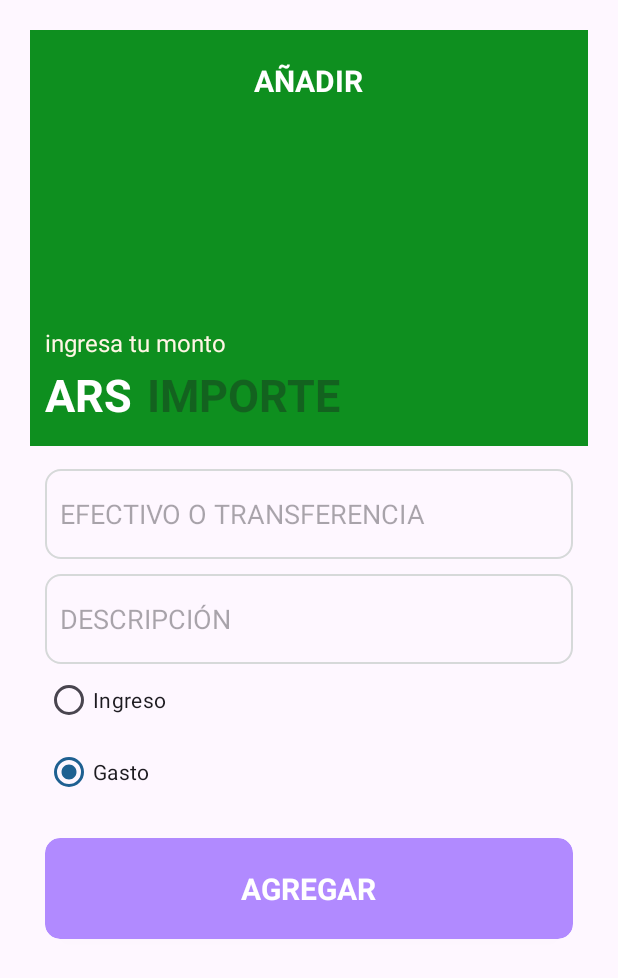
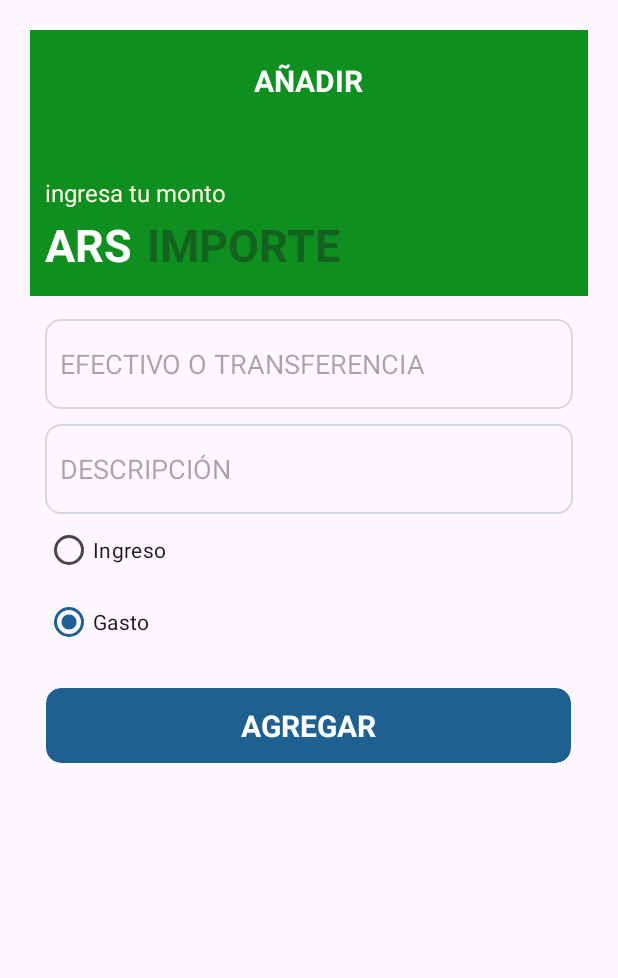
Before and after one commit to gabriellescano5/AventurAPP, an Android app: the AgregarTransaccionActivity screen opened directly, with no data from a screen before it, on a phone screen of 412 x 824 dp. Shown: the top 978 px of the screen. Run offline under Robolectric (Android 15) with nearby library versions, the phone set to English and light mode, and no system bars.

Commit message:
Actualizado CRUD Room Database

```diff
--- a/app/build.gradle
+++ b/app/build.gradle
@@ -46,6 +46,7 @@ dependencies {
     implementation libs.lifecycle.viewmodel.ktx
     implementation libs.firebase.auth
     implementation libs.firebase.firestore
+    implementation libs.play.services.location
     testImplementation libs.junit
     androidTestImplementation libs.ext.junit
     androidTestImplementation libs.espresso.core
--- a/app/src/main/AndroidManifest.xml
+++ b/app/src/main/AndroidManifest.xml
@@ -3,7 +3,7 @@
     xmlns:tools="http://schemas.android.com/tools">
 
     <uses-permission android:name="android.permission.INTERNET" />
-
+    <uses-permission android:name="android.permission.ACCESS_FINE_LOCATION"/>
     <application
         android:allowBackup="true"
         android:dataExtractionRules="@xml/data_extraction_rules"
@@ -21,7 +21,7 @@
             android:exported="false" />
         <activity
             android:name=".gastos.AgregarTransaccionActivity"
-            android:exported="false" />
+            android:exported="true" />
         <activity
             android:name=".login.RegistroActivity"
             android:exported="false"/>
--- a/app/src/main/java/com/example/aventurapp/consultas/ConsultasActivity.java
+++ b/app/src/main/java/com/example/aventurapp/consultas/ConsultasActivity.java
@@ -124,6 +124,7 @@ public class ConsultasActivity extends AppCompatActivity {
     public void ClickLogout(View view) {
         //Cerrar app
         MainActivity.cerrarSesion(this);
+        finish();
     }
 
     @Override
--- a/app/src/main/java/com/example/aventurapp/divisas/DivisasActivity.java
+++ b/app/src/main/java/com/example/aventurapp/divisas/DivisasActivity.java
@@ -214,6 +214,7 @@ public class DivisasActivity extends AppCompatActivity implements View.OnClickLi
     public void ClickLogout(View view) {
         //Cerrar app
         MainActivity.cerrarSesion(this);
+        finish();
     }
 
     @Override
--- a/app/src/main/java/com/example/aventurapp/gastos/AgregarTransaccionActivity.java
+++ b/app/src/main/java/com/example/aventurapp/gastos/AgregarTransaccionActivity.java
@@ -1,25 +1,47 @@
 package com.example.aventurapp.gastos;
 
+import android.Manifest;
+import android.annotation.SuppressLint;
+import android.content.pm.PackageManager;
+import android.location.Location;
+import android.os.Build;
 import android.os.Bundle;
+import android.os.Looper;
 import android.view.View;
+import android.widget.Button;
+import android.widget.EditText;
+import android.widget.TextView;
 import android.widget.Toast;
 
+import androidx.annotation.NonNull;
+import androidx.appcompat.app.AppCompatActivity;
+import androidx.core.app.ActivityCompat;
+import androidx.core.content.ContextCompat;
+import com.example.aventurapp.R;
+import com.example.aventurapp.databinding.ActivityAgregarTransaccionBinding;
+import com.example.aventurapp.menu.MainActivity;
+import com.google.android.gms.location.FusedLocationProviderClient;
+import com.google.android.gms.location.LocationCallback;
+import com.google.android.gms.location.LocationRequest;
+import com.google.android.gms.location.LocationResult;
+import com.google.android.gms.location.LocationServices;
+import com.google.android.gms.tasks.OnSuccessListener;
 
-import androidx.appcompat.app.AppCompatActivity;
-
-import com.example.aventurapp.databinding.ActivityAgregarTransaccionBinding;
 
 public class AgregarTransaccionActivity extends AppCompatActivity {
 
+    public static final int REQUEST_CODE = 1;
+    EditText lat, lon, dir;
+    FusedLocationProviderClient fusedLocationProviderClient;
     ActivityAgregarTransaccionBinding binding;
 
 
+    @SuppressLint("WrongViewCast")
     @Override
     protected void onCreate(Bundle savedInstanceState) {
         super.onCreate(savedInstanceState);
         binding = ActivityAgregarTransaccionBinding.inflate(getLayoutInflater());
         setContentView(binding.getRoot());
-
 
 // Para actualizar un dato
         boolean update = getIntent().getBooleanExtra("update",false);
@@ -75,6 +97,6 @@ public class AgregarTransaccionActivity extends AppCompatActivity {
             }
         });
 
+
     }
-
 }
--- a/app/src/main/java/com/example/aventurapp/gastos/GastoTabla.java
+++ b/app/src/main/java/com/example/aventurapp/gastos/GastoTabla.java
@@ -1,4 +1,6 @@
 package com.example.aventurapp.gastos;
+
+import android.widget.EditText;
 
 import androidx.room.Entity;
 import androidx.room.PrimaryKey;
--- a/app/src/main/java/com/example/aventurapp/gastos/GastosActivity.java
+++ b/app/src/main/java/com/example/aventurapp/gastos/GastosActivity.java
@@ -122,8 +122,8 @@ public class GastosActivity extends AppCompatActivity implements ClickEvent {
     public void ClickLogout(View view) {
         //Cerrar app
         MainActivity.cerrarSesion(this);
+        finish();
     }
-
     @Override
     protected void onPause() {
         super.onPause();
--- a/app/src/main/java/com/example/aventurapp/menu/MainActivity.java
+++ b/app/src/main/java/com/example/aventurapp/menu/MainActivity.java
@@ -107,6 +107,7 @@ public class MainActivity extends AppCompatActivity {
     public void ClickLogout(View view) {
         //Cerrar aplicación
         cerrarSesion(this);
+        finish();
     }
 
     public void ClickRefrescar(View view){
--- a/app/src/main/res/layout/activity_agregar_transaccion.xml
+++ b/app/src/main/res/layout/activity_agregar_transaccion.xml
@@ -14,9 +14,9 @@
         android:padding="20dp">
 
         <LinearLayout
-            android:orientation="vertical"
             android:layout_width="match_parent"
-            android:layout_height="wrap_content">
+            android:layout_height="wrap_content"
+            android:orientation="vertical">
 
             <LinearLayout
                 android:layout_width="match_parent"
@@ -24,65 +24,69 @@
                 android:orientation="vertical">
 
                 <LinearLayout
-                    android:orientation="vertical"
                     android:layout_width="match_parent"
                     android:layout_height="wrap_content"
-                    android:background="@color/green">
+                    android:background="@color/green"
+                    android:orientation="vertical">
+
                     <RelativeLayout
                         android:layout_width="match_parent"
                         android:layout_height="wrap_content"
                         android:layout_marginTop="20dp">
 
                         <TextView
-                            android:layout_centerVertical="true"
-                            android:textStyle="bold"
-                            android:textColor="@color/white"
                             android:layout_width="wrap_content"
                             android:layout_height="wrap_content"
                             android:layout_centerHorizontal="true"
+                            android:layout_centerVertical="true"
                             android:text="@string/ANADIR"
-                            android:textSize="20sp" />
+                            android:textColor="@color/white"
+                            android:textSize="20sp"
+                            android:textStyle="bold" />
 
                     </RelativeLayout>
+
                     <LinearLayout
+                        android:layout_width="match_parent"
+                        android:layout_height="wrap_content"
+                        android:layout_marginTop="50dp"
+                        android:layout_marginBottom="10dp"
+                        android:orientation="vertical">
 
-                        android:layout_marginBottom="10dp"
-                        android:layout_marginTop="150dp"
-                        android:orientation="vertical"
-                        android:layout_width="match_parent"
-                        android:layout_height="wrap_content">
                         <TextView
+                            android:layout_width="wrap_content"
+                            android:layout_height="wrap_content"
                             android:layout_marginStart="10dp"
+                            android:text="@string/ingresatumonto"
                             android:textColor="@color/yellowish"
-                            android:text="@string/ingresatumonto"
-                            android:textSize="16sp"
-                            android:layout_width="wrap_content"
-                            android:layout_height="wrap_content"/>
+                            android:textSize="16sp" />
+
                         <LinearLayout
 
-                            android:orientation="horizontal"
                             android:layout_width="match_parent"
-                            android:layout_height="wrap_content">
+                            android:layout_height="wrap_content"
+                            android:orientation="horizontal">
+
                             <TextView
+                                android:layout_width="wrap_content"
+                                android:layout_height="wrap_content"
                                 android:layout_marginStart="10dp"
-                                android:textStyle="bold"
+                                android:text="@string/ARS"
+                                android:textColor="@color/white"
                                 android:textSize="30sp"
-                                android:textColor="@color/white"
-                                android:text="@string/ARS"
-                                android:layout_width="wrap_content"
-                                android:layout_height="wrap_content"/>
+                                android:textStyle="bold" />
 
                             <EditText
+                                android:id="@+id/importe"
+                                android:layout_width="wrap_content"
+                                android:layout_height="48dp"
+                                android:layout_marginStart="10dp"
                                 android:background="@android:color/transparent"
-                                android:layout_marginStart="10dp"
-                                android:textStyle="bold"
+                                android:hint="@string/Importe"
+                                android:inputType="number"
+                                android:textColor="@color/white"
                                 android:textSize="30sp"
-                                android:inputType="number"
-                                android:id="@+id/importe"
-                                android:textColor="@color/white"
-                                android:hint="@string/Importe"
-                                android:layout_width="wrap_content"
-                                android:layout_height="48dp"/>
+                                android:textStyle="bold" />
 
                         </LinearLayout>
 
@@ -91,69 +95,74 @@
                 </LinearLayout>
 
             </LinearLayout>
+
             <LinearLayout
-                android:padding="10dp"
+                android:layout_width="match_parent"
+                android:layout_height="wrap_content"
                 android:orientation="vertical"
-                android:layout_width="match_parent"
-                android:layout_height="wrap_content">
+                android:padding="10dp">
 
                 <EditText
                     android:id="@+id/tipoPago"
-                    android:padding="10dp"
-                    android:hint="@string/efectivotransferencia"
+                    android:layout_width="match_parent"
+                    android:layout_height="60dp"
                     android:layout_marginTop="5dp"
                     android:background="@drawable/stroke"
-                    android:layout_width="match_parent"
-                    android:layout_height="60dp"/>
+                    android:hint="@string/efectivotransferencia"
+                    android:padding="10dp" />
+
                 <EditText
                     android:id="@+id/descripcion"
+                    android:layout_width="match_parent"
+                    android:layout_height="60dp"
                     android:layout_marginTop="10dp"
-                    android:padding="10dp"
+                    android:background="@drawable/stroke"
                     android:hint="@string/descripcion"
-                    android:background="@drawable/stroke"
-                    android:layout_width="match_parent"
-                    android:layout_height="60dp"/>
+                    android:padding="10dp" />
 
                 <RadioGroup
 
                     android:id="@+id/radioGroup"
                     android:layout_width="match_parent"
                     android:layout_height="wrap_content">
+
                     <RadioButton
                         android:id="@+id/ingresoRadio"
-                        android:text="@string/ingreso"
                         android:layout_width="wrap_content"
-                        android:layout_height="wrap_content"/>
+                        android:layout_height="wrap_content"
+                        android:text="@string/ingreso" />
 
                     <RadioButton
+                        android:id="@+id/gastoRadio"
+                        android:layout_width="wrap_content"
+                        android:layout_height="wrap_content"
                         android:checked="true"
-                        android:id="@+id/gastoRadio"
-                        android:text="@string/gasto"
-                        android:layout_width="wrap_content"
-                        android:layout_height="wrap_content"/>
+                        android:text="@string/gasto" />
                 </RadioGroup>
 
 
             </LinearLayout>
         </LinearLayout>
+
         <androidx.cardview.widget.CardView
             android:id="@+id/agregar_btn"
+            android:layout_gravity="center"
+            android:layout_width="350dp"
+            android:layout_height="50dp"
             android:layout_margin="10dp"
-            android:backgroundTint="@color/purple"
-            app:cardCornerRadius="10dp"
-            android:background="@color/purple"
-            android:layout_width="match_parent"
-            android:layout_height="wrap_content">
+            android:backgroundTint="@color/blue"
+            app:cardCornerRadius="10dp">
+
             <TextView
                 android:id="@+id/agregar_texto"
+                android:layout_width="wrap_content"
+                android:layout_height="wrap_content"
+                android:layout_gravity="center"
+
+                android:text="@string/AGREGAR"
+                android:textColor="@color/white"
                 android:textSize="20sp"
-                android:textStyle="bold"
-                android:layout_gravity="center"
-                android:padding="20dp"
-                android:textColor="@color/white"
-                android:text="@string/AGREGAR"
-                android:layout_width="wrap_content"
-                android:layout_height="wrap_content"/>
+                android:textStyle="bold" />
         </androidx.cardview.widget.CardView>
     </LinearLayout>
 
--- a/app/src/main/res/layout/item_recycler.xml
+++ b/app/src/main/res/layout/item_recycler.xml
@@ -19,7 +19,6 @@
             android:text="@string/ingreso"
             android:layout_width="wrap_content"
             android:layout_height="wrap_content"/>
-
 
         <TextView
             android:textStyle="bold"
--- a/app/src/main/res/values/strings.xml
+++ b/app/src/main/res/values/strings.xml
@@ -72,6 +72,10 @@
     <string name="gasto">Gasto</string>
     <string name="AGREGAR">AGREGAR</string>
     <string name="TITULO">Título</string>
+    <string name="guardarUbicacion">GUARDAR MI UBICACIÓN</string>
+    <string name="puntos">..................</string>
+    <string name="Latitud">Latitud:</string>
+    <string name="Longitud">Longitud:</string>
 
 
 
--- a/gradle/libs.versions.toml
+++ b/gradle/libs.versions.toml
@@ -13,6 +13,7 @@ firebaseFirestore = "24.11.0"
 annotation = "1.7.1"
 lifecycleLivedataKtx = "2.7.0"
 lifecycleViewmodelKtx = "2.7.0"
+playServicesLocation = "21.2.0"
 
 [libraries]
 junit = { group = "junit", name = "junit", version.ref = "junit" }
@@ -28,6 +29,7 @@ firebase-firestore = { group = "com.google.firebase", name = "firebase-firestore
 annotation = { group = "androidx.annotation", name = "annotation", version.ref = "annotation" }
 lifecycle-livedata-ktx = { group = "androidx.lifecycle", name = "lifecycle-livedata-ktx", version.ref = "lifecycleLivedataKtx" }
 lifecycle-viewmodel-ktx = { group = "androidx.lifecycle", name = "lifecycle-viewmodel-ktx", version.ref = "lifecycleViewmodelKtx" }
+play-services-location = { group = "com.google.android.gms", name = "play-services-location", version.ref = "playServicesLocation" }
 
 [plugins]
 androidApplication = { id = "com.android.application", version.ref = "agp" }
```
Also changed, not shown: app/src/main/java/com/example/aventurapp/gastos/GastoDB.java (+2 -11 lines).
